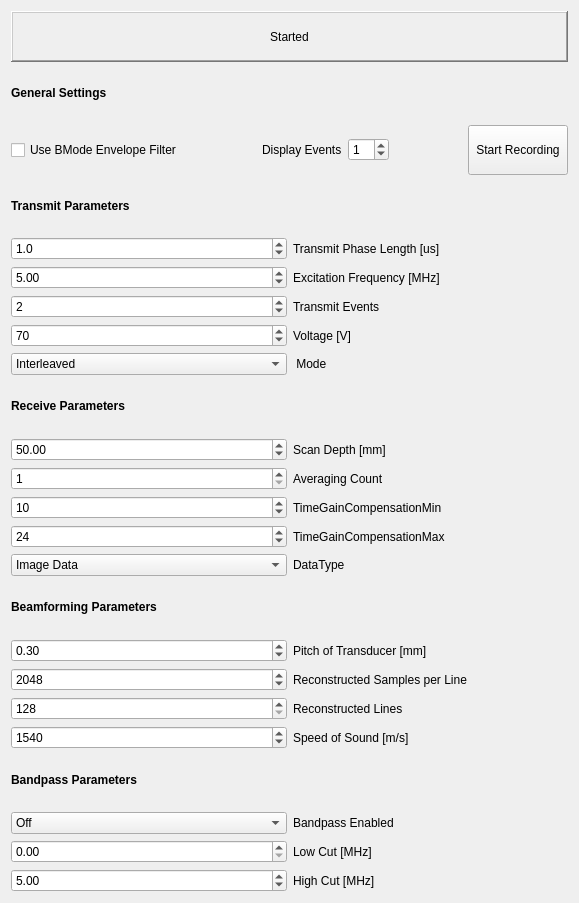
First picture: the form in Modules/USUI/Qmitk/QmitkUSControlsCustomDiPhASDeviceWidget.ui, repository MITK/MITK, before the edit.
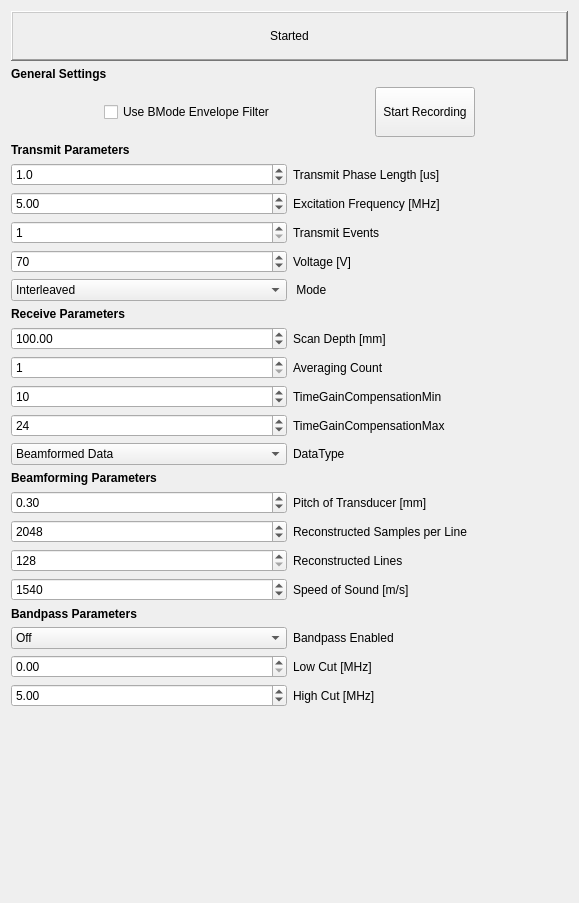
Second picture: the form after the edit.

Commit message: T19855 -cmake copies the needed dlls into the bin directory -it works with the hardware -but crashes/is buggy -moved interleaved on/off switch to the DiPhASDevice class -fixes so it works with the new API

Diff of the .ui file:
```diff
--- a/Modules/USUI/Qmitk/QmitkUSControlsCustomDiPhASDeviceWidget.ui
+++ b/Modules/USUI/Qmitk/QmitkUSControlsCustomDiPhASDeviceWidget.ui
@@ -21,7 +21,7 @@
        <property name="minimumSize">
         <size>
          <width>0</width>
-         <height>25</height>
+         <height>50</height>
         </size>
        </property>
        <property name="frameShape">
@@ -49,6 +49,19 @@
    </item>
    <item>
     <layout class="QHBoxLayout" name="General">
+     <item>
+      <spacer name="horizontalSpacer">
+       <property name="orientation">
+        <enum>Qt::Horizontal</enum>
+       </property>
+       <property name="sizeHint" stdset="0">
+        <size>
+         <width>40</width>
+         <height>20</height>
+        </size>
+       </property>
+      </spacer>
+     </item>
      <item>
       <widget class="QCheckBox" name="UseBModeFilter">
        <property name="text">
@@ -56,36 +69,6 @@
        </property>
       </widget>
      </item>
-     <item>
-      <spacer name="horizontalSpacer_2">
-       <property name="orientation">
-        <enum>Qt::Horizontal</enum>
-       </property>
-       <property name="sizeHint" stdset="0">
-        <size>
-         <width>40</width>
-         <height>20</height>
-        </size>
-       </property>
-      </spacer>
-     </item>
-     <item>
-      <widget class="QLabel" name="EventDisplayLabel">
-       <property name="text">
-        <string>Display Events</string>
-       </property>
-      </widget>
-     </item>
-     <item>
-      <widget class="QSpinBox" name="EventDisplay">
-       <property name="minimum">
-        <number>0</number>
-       </property>
-       <property name="value">
-        <number>1</number>
-       </property>
-      </widget>
-     </item>
      <item>
       <spacer name="horizontalSpacer_1">
        <property name="orientation">
@@ -112,6 +95,19 @@
        </property>
       </widget>
      </item>
+     <item>
+      <spacer name="horizontalSpacer_2">
+       <property name="orientation">
+        <enum>Qt::Horizontal</enum>
+       </property>
+       <property name="sizeHint" stdset="0">
+        <size>
+         <width>40</width>
+         <height>20</height>
+        </size>
+       </property>
+      </spacer>
+     </item>
     </layout>
    </item>
    <item>
@@ -142,7 +138,7 @@
         <number>1</number>
        </property>
        <property name="value">
-        <number>2</number>
+        <number>1</number>
        </property>
       </widget>
      </item>
@@ -301,11 +297,6 @@
        <property name="editable">
         <bool>false</bool>
        </property>
-       <item>
-        <property name="text">
-         <string>Image Data</string>
-        </property>
-       </item>
        <item>
         <property name="text">
          <string>Beamformed Data</string>
@@ -326,7 +317,7 @@
         <double>1000.000000000000000</double>
        </property>
        <property name="value">
-        <double>50.000000000000000</double>
+        <double>100.000000000000000</double>
        </property>
       </widget>
      </item>
@@ -479,6 +470,19 @@
      </item>
     </layout>
    </item>
+   <item>
+    <spacer name="verticalSpacer">
+     <property name="orientation">
+      <enum>Qt::Vertical</enum>
+     </property>
+     <property name="sizeHint" stdset="0">
+      <size>
+       <width>20</width>
+       <height>40</height>
+      </size>
+     </property>
+    </spacer>
+   </item>
   </layout>
  </widget>
  <resources/>
```
Left out of the diff: 5 changed lines with no effect on the pictures. The commit also changes 11 other files.
